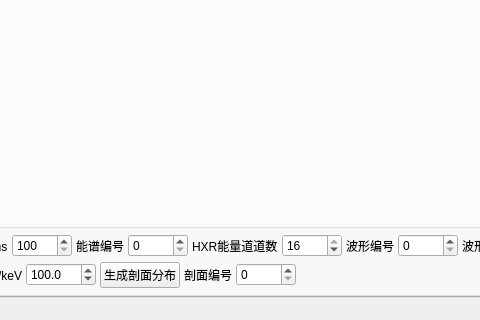
Before: the Qt Designer form mainwindow.ui in MrXiaomao/HardXrayCamera, drawn with Qt 5; both pictures show x 190 to 670 and y 606 to 926 of the 1272 by 926 pixel window.
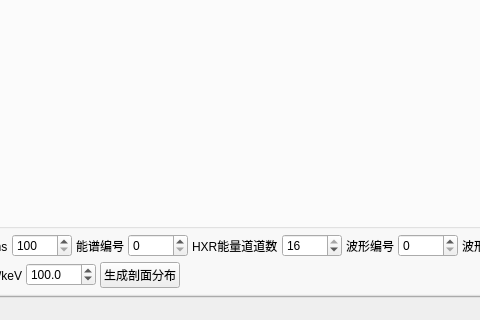
After: the same form once the commit is applied. Icons and pictures are not drawn. Custom widgets are drawn as their Qt base class.

Commit message: 完善剖面图显示功能

Patch:
```diff
--- a/mainwindow.ui
+++ b/mainwindow.ui
@@ -73,7 +73,7 @@
             <height>0</height>
            </size>
           </property>
-          <layout class="QVBoxLayout" name="verticalLayout_4">
+          <layout class="QVBoxLayout" name="verticalLayout_4" stretch="1,1,3,0">
            <property name="spacing">
             <number>1</number>
            </property>
@@ -514,26 +514,6 @@
                   </property>
                  </widget>
                 </item>
-                <item>
-                 <widget class="QLabel" name="label_profileID">
-                  <property name="text">
-                   <string>剖面编号</string>
-                  </property>
-                 </widget>
-                </item>
-                <item>
-                 <widget class="QSpinBox" name="spb_profileID">
-                  <property name="minimumSize">
-                   <size>
-                    <width>60</width>
-                    <height>0</height>
-                   </size>
-                  </property>
-                  <property name="minimum">
-                   <number>0</number>
-                  </property>
-                 </widget>
-                </item>
                 <item>
                  <spacer name="horizontalSpacer_profile">
                   <property name="orientation">
```
Left out of the diff: 19 changed lines with no effect on the pictures. The commit also changes 11 other files.
